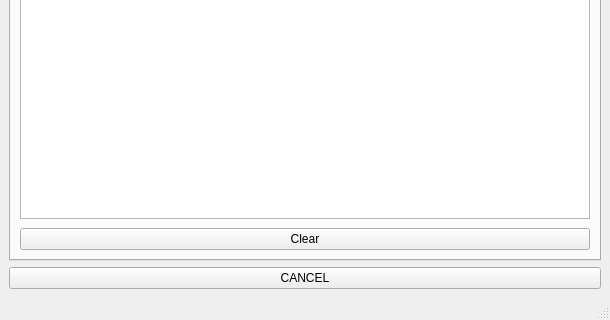
Before: the Qt Designer form mainwindow.ui in NSJ-student/spiflash_by_spidev, drawn with Qt 5; both pictures show x 0 to 610 and y 305 to 625 of the 610 by 625 pixel window.
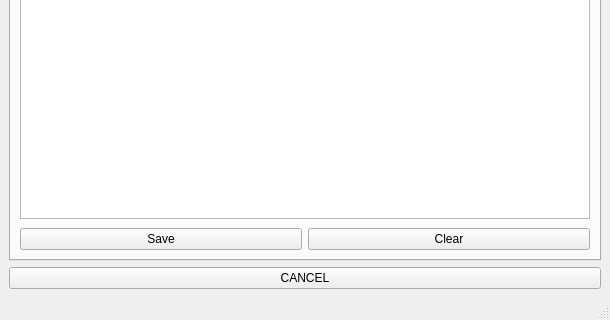
After: the same form once the commit is applied. Icons and pictures are not drawn.

Commit message: save spi read data

```diff
--- a/mainwindow.ui
+++ b/mainwindow.ui
@@ -747,10 +747,41 @@
          </widget>
         </item>
         <item>
-         <widget class="QPushButton" name="btnClear">
-          <property name="text">
-           <string>Clear</string>
+         <widget class="QFrame" name="frame_2">
+          <property name="frameShape">
+           <enum>QFrame::NoFrame</enum>
           </property>
+          <property name="frameShadow">
+           <enum>QFrame::Raised</enum>
+          </property>
+          <layout class="QHBoxLayout" name="horizontalLayout_12">
+           <property name="leftMargin">
+            <number>0</number>
+           </property>
+           <property name="topMargin">
+            <number>0</number>
+           </property>
+           <property name="rightMargin">
+            <number>0</number>
+           </property>
+           <property name="bottomMargin">
+            <number>0</number>
+           </property>
+           <item>
+            <widget class="QPushButton" name="btnSave">
+             <property name="text">
+              <string>Save</string>
+             </property>
+            </widget>
+           </item>
+           <item>
+            <widget class="QPushButton" name="btnClear">
+             <property name="text">
+              <string>Clear</string>
+             </property>
+            </widget>
+           </item>
+          </layout>
          </widget>
         </item>
        </layout>
```
The commit also changes 2 other files.
